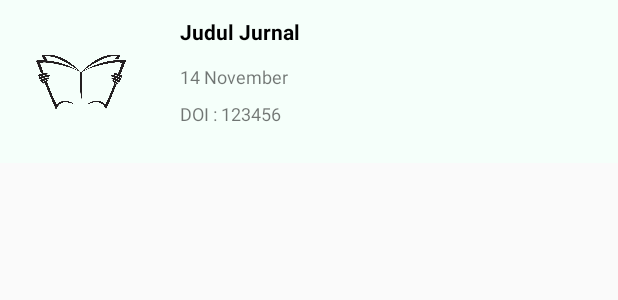
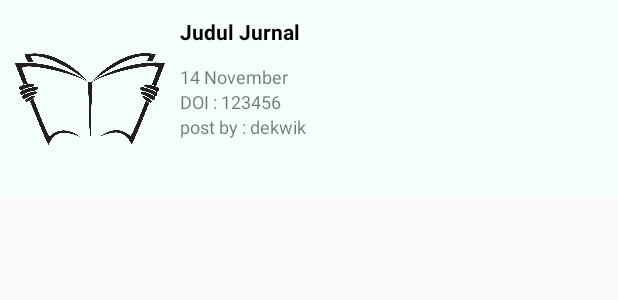
Before and after one commit to dekwik/GetJournal, an Android app: the layout item_posts_menu.xml on its own in the app's theme, with its tools: preview values and no code run, on a phone screen of 412 x 824 dp. Shown: the top 300 px of the screen. Run offline under Robolectric (Android 15) with nearby library versions, the phone set to English and light mode, and no system bars; network calls fail.

```diff
--- a/app/src/main/java/com/example/getjournal/Database/RoomDB.java
+++ b/app/src/main/java/com/example/getjournal/Database/RoomDB.java
@@ -7,9 +7,11 @@ import androidx.room.Room;
 import androidx.room.RoomDatabase;
 
 import com.example.getjournal.Dao.PostDao;
+import com.example.getjournal.Dao.UserDao;
 import com.example.getjournal.Model.Posts;
+import com.example.getjournal.Model.User;
 
-@Database(entities = {Posts.class},version = 1,exportSchema = false)
+@Database(entities = {Posts.class, User.class},version = 1,exportSchema = false)
 public abstract class RoomDB extends RoomDatabase {
     private static com.example.getjournal.Database.RoomDB database;
     private static String DATABASE_NAME = "database";
@@ -22,4 +24,5 @@ public abstract class RoomDB extends RoomDatabase {
         return database;
     }
     public abstract PostDao postDao();
+    public abstract UserDao userDao();
 }
--- a/app/src/main/java/com/example/getjournal/EditPostsActivity.java
+++ b/app/src/main/java/com/example/getjournal/EditPostsActivity.java
@@ -276,7 +276,7 @@ public class EditPostsActivity extends AppCompatActivity {
                                 HomeActivity.recyclerView.getAdapter().notifyDataSetChanged();
 
 
-                                Intent i = new Intent(EditPostsActivity.this, DetailRiwayatPost.class);
+                                Intent i = new Intent(EditPostsActivity.this, HomeActivity.class);
                                 i.putExtra("position", position);
                                 startActivity(i);
                                 finish();
--- a/app/src/main/res/layout/item_posts_menu.xml
+++ b/app/src/main/res/layout/item_posts_menu.xml
@@ -8,13 +8,13 @@
     android:layout_height="wrap_content">
 
     <ImageView
-        android:layout_width="60dp"
-        android:layout_height="60dp"
+        android:layout_width="100dp"
+        android:layout_height="100dp"
         android:src="@drawable/book"
         app:layout_constraintTop_toTopOf="parent"
         app:layout_constraintStart_toStartOf="parent"
         android:layout_marginTop="16dp"
-        android:layout_marginStart="24dp"
+        android:layout_marginStart="10dp"
         android:id="@+id/bukgedebuk"
         app:layout_constraintBottom_toBottomOf="parent"
         android:layout_marginBottom="16dp"/>
@@ -40,7 +40,7 @@
         android:layout_height="wrap_content"
         android:layout_marginTop="12dp"
         android:text="14 November"
-        android:layout_marginStart="36dp"
+        android:layout_marginStart="10dp"
         android:textSize="12sp"
         app:layout_constraintStart_toEndOf="@+id/bukgedebuk"
         app:layout_constraintTop_toBottomOf="@+id/JudulJurnal" />
@@ -49,7 +49,6 @@
         android:id="@+id/DoiJurnal"
         android:layout_width="match_parent"
         android:layout_height="wrap_content"
-        android:layout_marginTop="8dp"
         android:layout_marginStart="120dp"
         android:textSize="12sp"
         android:layout_marginEnd="15dp"
@@ -57,25 +56,24 @@
         app:layout_constraintTop_toBottomOf="@+id/txtPostDate"
         android:text="DOI : 123456" />
 
+    <TextView
+        android:id="@+id/postby"
+        android:layout_width="match_parent"
+        android:layout_height="wrap_content"
+        android:layout_marginStart="120dp"
+        android:text="post by : dekwik"
+        android:textSize="12sp"
+        app:layout_constraintStart_toStartOf="@+id/DoiJurnal"
+        app:layout_constraintTop_toBottomOf="@+id/DoiJurnal" />
+
 <!--    <TextView-->
-<!--        android:id="@+id/postby"-->
+<!--        android:id="@+id/selat"-->
 <!--        android:layout_width="wrap_content"-->
 <!--        android:layout_height="wrap_content"-->
 <!--        android:layout_marginTop="8dp"-->
 <!--        android:layout_marginBottom="20dp"-->
 <!--        android:textSize="12sp"-->
-<!--        app:layout_constraintStart_toStartOf="@+id/DoiJurnal"-->
-<!--        app:layout_constraintTop_toBottomOf="@+id/DoiJurnal"-->
-<!--        android:text="post by : dekwik" />-->
-
-    <TextView
-        android:id="@+id/selat"
-        android:layout_width="wrap_content"
-        android:layout_height="wrap_content"
-        android:layout_marginTop="8dp"
-        android:layout_marginBottom="20dp"
-        android:textSize="12sp"
-        app:layout_constraintStart_toStartOf="@+id/DoiJurnal"
-        app:layout_constraintTop_toBottomOf="@+id/DoiJurnal"
-        />
+<!--        app:layout_constraintStart_toStartOf="@+id/postby"-->
+<!--        app:layout_constraintTop_toBottomOf="@+id/postby"-->
+<!--        />-->
 </androidx.constraintlayout.widget.ConstraintLayout>
```
Also changed, not shown: app/src/main/java/com/example/getjournal/Adapter/AdapterPosts.java (+6 -3 lines), app/src/main/java/com/example/getjournal/Dao/UserDao.java (added, +24 -0 lines), app/src/main/java/com/example/getjournal/HomeActivity.java (+21 -8 lines), app/src/main/java/com/example/getjournal/Model/User.java (+46 -7 lines), app/src/main/res/layout/activity_detail_posts.xml (+6 -6 lines).
